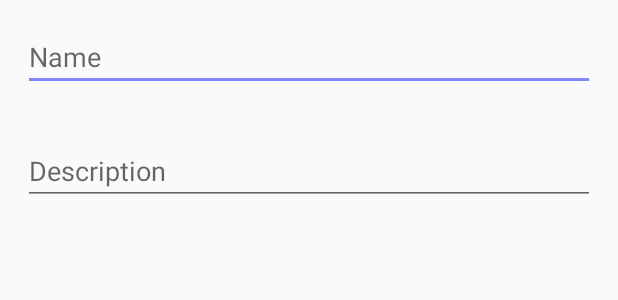
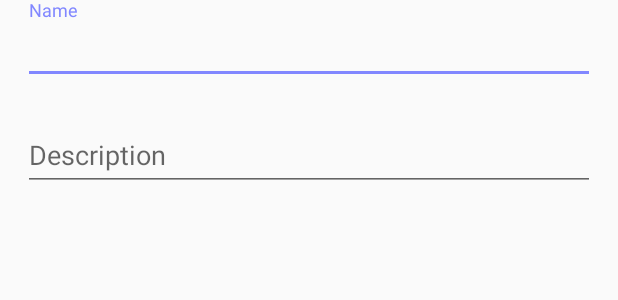
Before and after one commit to mayuelcuarto/Apptivities, an Android app: the layout dialog_create_categoria.xml on its own in the app's theme, with its tools: preview values and no code run, on a phone screen of 412 x 824 dp. Shown: the top 300 px of the screen. Run offline under Robolectric (Android 15) with nearby library versions, the phone set to English and light mode, and no system bars.

Commit message:
Actualizando Sdk-Build de Android Studio

```diff
--- a/app/build.gradle
+++ b/app/build.gradle
@@ -2,7 +2,7 @@ apply plugin: 'com.android.application'
 
 android {
     compileSdkVersion 23
-    buildToolsVersion '27.0.3'
+    buildToolsVersion '28.0.3'
     defaultConfig {
         applicationId "com.cristhian.apptivities"
         minSdkVersion 21
@@ -25,7 +25,7 @@ dependencies {
     implementation 'com.android.support:appcompat-v7:23.4.0'
     implementation 'com.android.support:design:23.4.0'
     implementation 'com.android.support:support-v4:23.4.0'
-    implementation 'com.android.support.constraint:constraint-layout:1.0.2'
+    implementation 'com.android.support.constraint:constraint-layout:1.1.3'
     implementation 'com.github.PhilJay:MPAndroidChart:v3.0.3'
     implementation 'com.facebook.stetho:stetho:1.5.0'
     implementation 'com.uphyca:stetho_realm:2.1.0'
--- a/app/src/main/java/com/cristhian/apptivities/Activitites/ActividadActivity.java
+++ b/app/src/main/java/com/cristhian/apptivities/Activitites/ActividadActivity.java
@@ -5,7 +5,6 @@ import android.content.DialogInterface;
 import android.content.Intent;
 import android.os.Bundle;
 import android.os.Environment;
-import android.os.Parcelable;
 import android.support.annotation.NonNull;
 import android.support.design.widget.FloatingActionButton;
 import android.support.v7.app.AlertDialog;
@@ -34,14 +33,12 @@ import com.cristhian.apptivities.Adapters.CategoriaSpinnerAdapter;
 import com.cristhian.apptivities.Models.Actividad;
 import com.cristhian.apptivities.Models.Categoria;
 import com.cristhian.apptivities.R;
-import com.cristhian.apptivities.Utils.MaskWatcher;
 import com.cristhian.apptivities.Utils.RealmBackupRestore;
 import com.cristhian.apptivities.Utils.ToastTipos;
 import com.cristhian.apptivities.Utils.Util;
 
 import java.io.File;
 import java.io.FileWriter;
-import java.io.Serializable;
 import java.util.Date;
 
 import io.realm.Case;
--- a/app/src/main/java/com/cristhian/apptivities/Activitites/ChartActivityDetail.java
+++ b/app/src/main/java/com/cristhian/apptivities/Activitites/ChartActivityDetail.java
@@ -87,7 +87,7 @@ public class ChartActivityDetail extends Activity {
 
             @Override
             public String getFormattedValue(float value, AxisBase axis) {
-                // Mediante este método que valor se desplegará desde el eje x
+                // Mediante este método seteamos que valor se desplegará desde el eje x
                 int valor = (int) value;
                 return String.valueOf(actividadesDistinct.get(valor).getCategoria());
             }
--- a/app/src/main/res/layout/dialog_create_actividad.xml
+++ b/app/src/main/res/layout/dialog_create_actividad.xml
@@ -3,6 +3,10 @@
     android:layout_width="match_parent"
     android:layout_height="match_parent"
     android:orientation="vertical">
+
+    <android.support.design.widget.TextInputLayout
+        android:layout_width="match_parent"
+        android:layout_height="wrap_content">
 
     <EditText
         android:id="@+id/editTextNewActividadDescripcion"
@@ -12,6 +16,8 @@
         android:layout_marginRight="15sp"
         android:layout_marginTop="15sp"
         android:hint="@string/new_activity_dialog_textView_description_hint" />
+
+    </android.support.design.widget.TextInputLayout>
 
     <LinearLayout
         android:layout_width="match_parent"
--- a/app/src/main/res/layout/dialog_create_categoria.xml
+++ b/app/src/main/res/layout/dialog_create_categoria.xml
@@ -3,6 +3,10 @@
     android:orientation="vertical"
     android:layout_width="match_parent"
     android:layout_height="match_parent">
+
+    <android.support.design.widget.TextInputLayout
+        android:layout_width="match_parent"
+        android:layout_height="wrap_content">
 
     <EditText
         android:id="@+id/editTextNewCategoriaName"
@@ -11,10 +15,18 @@
         android:layout_margin="15dp"
         android:hint="@string/new_category_dialog_textView_name_hint"/>
 
+    </android.support.design.widget.TextInputLayout>
+
+    <android.support.design.widget.TextInputLayout
+        android:layout_width="match_parent"
+        android:layout_height="wrap_content">
+
     <EditText
         android:id="@+id/editTextNewCategoriaDescripcion"
         android:layout_width="match_parent"
         android:layout_height="wrap_content"
         android:layout_margin="15dp"
         android:hint="@string/new_category_dialog_textView_description_hint"/>
+
+    </android.support.design.widget.TextInputLayout>
 </LinearLayout>
--- a/build.gradle
+++ b/build.gradle
@@ -6,7 +6,7 @@ buildscript {
         google()
     }
     dependencies {
-        classpath 'com.android.tools.build:gradle:3.1.4'
+        classpath 'com.android.tools.build:gradle:3.2.1'
         classpath "io.realm:realm-gradle-plugin:2.3.2"
         // NOTE: Do not place your application dependencies here; they belong
         // in the individual module build.gradle files
```
Also changed, not shown: gradle/wrapper/gradle-wrapper.properties.
